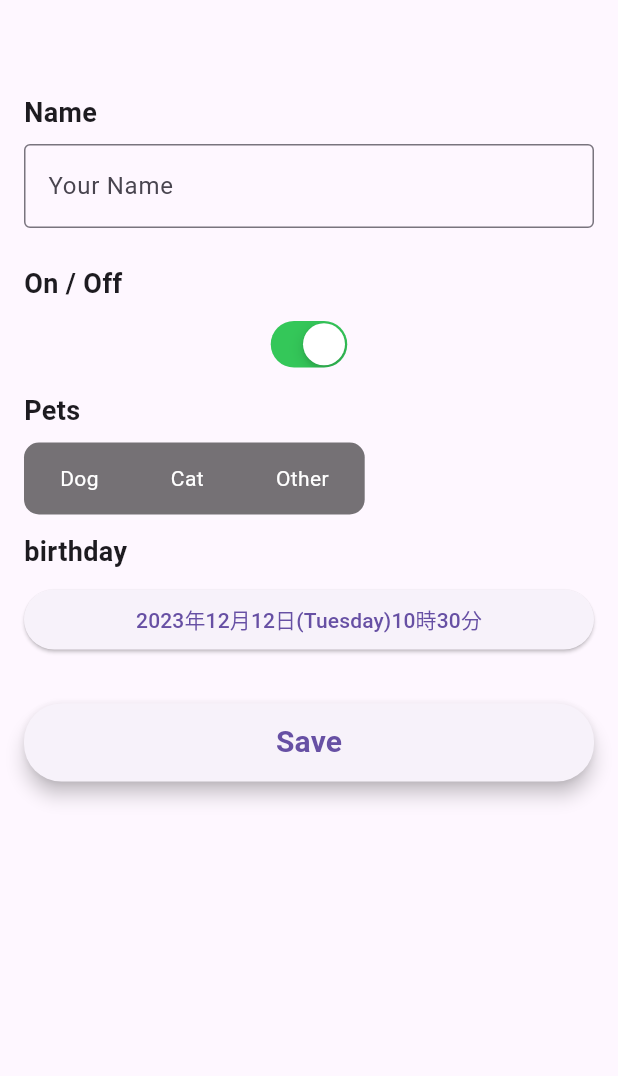
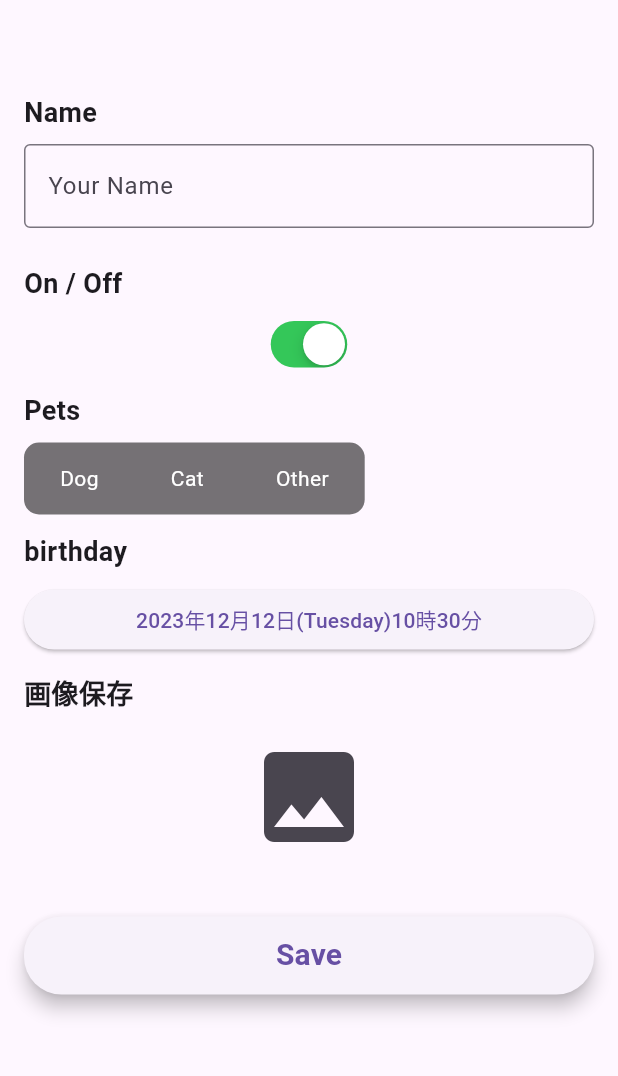
Before and after one commit to mzunohkaru/Flutter-Sample-Shared-Preferences, a Flutter app: the screen it shows after launch, after a tap on "Save", on a phone screen of 412 x 824 dp, the part 63-1139 px from its top. Run offline on Flutter 3.47's test engine with Material 3 defaults, Android fonts, the phone set to English and light mode, and no system bars; our stand-ins replace flutter_datetime_picker_plus, image_picker, shared_preferences.

Commit message:
added image saving function

```diff
--- a/lib/page/user_page.dart
+++ b/lib/page/user_page.dart
@@ -1,5 +1,8 @@
+import 'dart:io';
+
 import 'package:flutter/cupertino.dart';
 import 'package:flutter/material.dart';
+import 'package:image_picker/image_picker.dart';
 import 'package:intl/intl.dart';
 import 'package:shared_sample/utils/user_simple_preferences.dart';
 import 'package:shared_sample/widget/button_widget.dart';
@@ -25,6 +28,7 @@ class _UserPageState extends State<UserPage> {
   late bool isOn;
   List<String> pets = [];
   late DateTime setDate;
+  File? imageFile;
 
   @override
   void initState() {
@@ -37,6 +41,10 @@ class _UserPageState extends State<UserPage> {
     isOn = UserSimplePreferences.getSwitch() ?? true;
     pets = UserSimplePreferences.getPets() ?? [];
     setDate = UserSimplePreferences.getBirthday() ?? DateTime.now();
+    if (UserSimplePreferences.getImage() != null) {
+      String? imagePath = UserSimplePreferences.getImage();
+      imageFile = File(imagePath!);
+    }
   }
 
   @override
@@ -58,6 +66,8 @@ class _UserPageState extends State<UserPage> {
               buildPets(),
               const SizedBox(height: 12),
               buildDateTimeButton(),
+              const SizedBox(height: 12),
+              buildImage(),
               const SizedBox(height: 32),
               buildButton(),
               const SizedBox(height: 12),
@@ -118,13 +128,29 @@ class _UserPageState extends State<UserPage> {
         ),
       );
 
+  Widget buildImage() => buildTitle(
+        title: '画像保存',
+        child: IconButton(
+          onPressed: getImage,
+          icon: imageFile != null
+              ? Image.file(imageFile!)
+              : const Icon(
+                  Icons.image,
+                  size: 80,
+                ),
+        ),
+      );
+
   Widget buildButton() => ButtonWidget(
       text: 'Save',
       onClicked: () async {
-        await UserSimplePreferences.setUsername(name);
-        await UserSimplePreferences.setSwitch(isOn);
-        await UserSimplePreferences.setPets(pets);
-        await UserSimplePreferences.setBirthday(setDate);
+        await UserSimplePreferences.saveUsername(name);
+        await UserSimplePreferences.saveSwitch(isOn);
+        await UserSimplePreferences.savePets(pets);
+        await UserSimplePreferences.saveBirthday(setDate);
+        if (imageFile != null) {
+          await UserSimplePreferences.saveImage(imageFile!.path);
+        }
       });
 
   Widget buildTitle({
@@ -142,4 +168,13 @@ class _UserPageState extends State<UserPage> {
           child,
         ],
       );
+
+  Future getImage() async {
+    final ImagePicker picker = ImagePicker();
+    final pickerFile = await picker.pickImage(source: ImageSource.gallery);
+    if (pickerFile != null) {
+      imageFile = File(pickerFile.path);
+      setState(() {});
+    }
+  }
 }
--- a/lib/utils/user_simple_preferences.dart
+++ b/lib/utils/user_simple_preferences.dart
@@ -7,30 +7,31 @@ class UserSimplePreferences {
   static const _keySwitch = 'switch';
   static const _keyPets = 'pets';
   static const _keyBirthday = 'birthday';
+  static const _keyImage = 'image';
 
   static Future init() async =>
       _preferences = await SharedPreferences.getInstance();
 
   // String Date
-  static Future setUsername(String username) async =>
+  static Future saveUsername(String username) async =>
       await _preferences.setString(_keyUsername, username);
 
   static String? getUsername() => _preferences.getString(_keyUsername);
 
   // Bool Date
-  static Future setSwitch(bool value) async =>
+  static Future saveSwitch(bool value) async =>
       await _preferences.setBool(_keySwitch, value);
 
   static bool? getSwitch() => _preferences.getBool(_keySwitch);
 
   // List Date
-  static Future setPets(List<String> pets) async =>
+  static Future savePets(List<String> pets) async =>
       await _preferences.setStringList(_keyPets, pets);
 
   static List<String>? getPets() => _preferences.getStringList(_keyPets);
 
   // DateTime Date
-  static Future setBirthday(DateTime dateOfBirth) async {
+  static Future saveBirthday(DateTime dateOfBirth) async {
     final birthday = dateOfBirth.toIso8601String();
 
     return await _preferences.setString(_keyBirthday, birthday);
@@ -41,4 +42,10 @@ class UserSimplePreferences {
 
     return birthday == null ? null : DateTime.tryParse(birthday);
   }
+
+  // String Image File
+  static Future saveImage(String path) async =>
+      await _preferences.setString(_keyImage, path);
+
+  static String? getImage() => _preferences.getString(_keyImage);
 }
--- a/pubspec.yaml
+++ b/pubspec.yaml
@@ -19,6 +19,11 @@ dependencies:
 
 
   shared_preferences:
+
+
+  image_picker:
+
+  path_provider:
 
   intl:
 
```
Also changed, not shown: lib/model/image.dart (added, +17 -0 lines), pubspec.lock, 5 other files.
